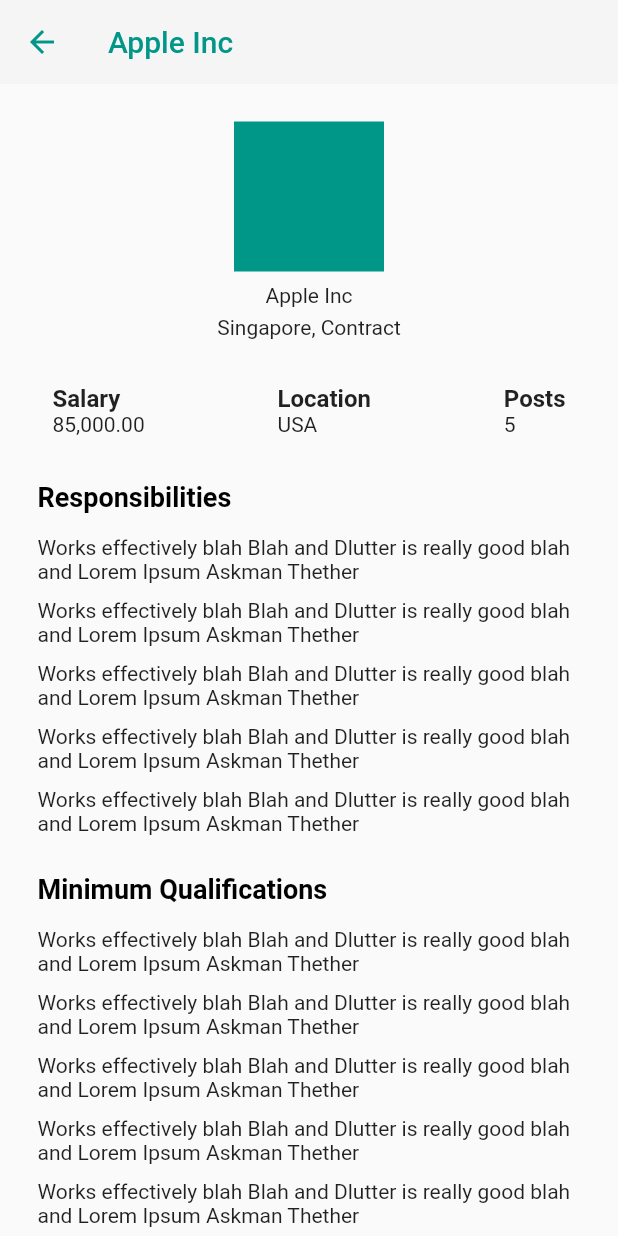
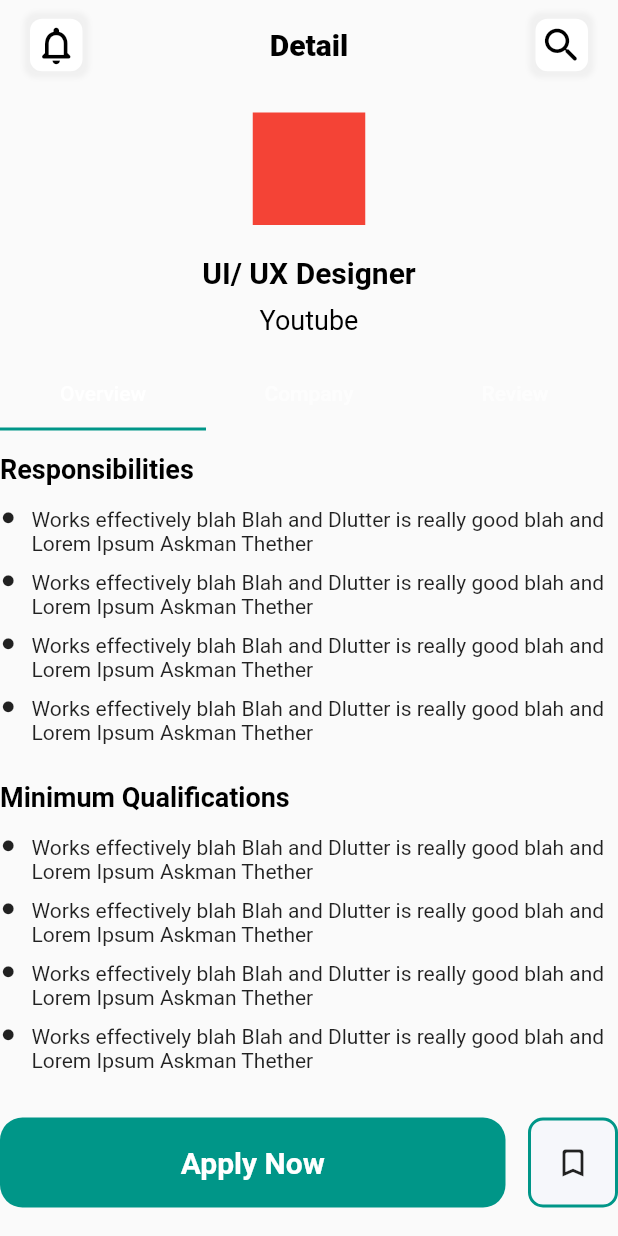
Before and after one commit to thetooaung07/job-portal, a Flutter app: the JobDetailsPage screen opened by its route, on a phone screen of 412 x 824 dp. Run offline on Flutter 3.47's test engine with Material 2 defaults, Android fonts, the phone set to English and light mode, and no system bars; our stand-ins replace flutter_svg, get.

Commit message:
job_details_page

```diff
--- a/lib/TODO.txt
+++ b/lib/TODO.txt
@@ -0,0 +1 @@
+Main Page > Top Company Card Shadow Radius blur etc.
--- /dev/null
+++ b/lib/binding/searchpage_binding.dart
@@ -0,0 +1,10 @@
+import 'package:get/get.dart';
+import 'package:job_portal/controller/search_title_controller.dart';
+
+class SearchPageBinding extends Bindings {
+  @override
+  void dependencies() {
+    // TODO: implement dependencies
+    Get.lazyPut(() => SearchTitleController());
+  }
+}
--- a/lib/constants.dart
+++ b/lib/constants.dart
@@ -36,7 +36,12 @@ const BoxShadow kCardShadow = BoxShadow(
   offset: Offset(2, 1),
   spreadRadius: 2,
 );
-
+const BoxShadow kIconShadow = BoxShadow(
+  color: Color.fromARGB(19, 122, 122, 122),
+  blurRadius: 2,
+  offset: Offset(0, 0),
+  spreadRadius: 4,
+);
 // TODO: Change font size initialize for error removing
 
 const Color kSilverColor = Color(0xFFF6F7FB);
--- a/lib/main.dart
+++ b/lib/main.dart
@@ -56,6 +56,7 @@ class HomePage extends StatelessWidget {
                           style: kLogoTextStyle,
                         ),
                         CustomIconButton(
+                          onTap: (() => Get.toNamed(RouteNames.search)),
                           child: Icon(
                             Icons.search_rounded,
                             size: 30,
@@ -85,19 +86,26 @@ class HomePage extends StatelessWidget {
 class CustomIconButton extends StatelessWidget {
   final Widget child;
   final Color btnBgColor;
+  final void Function()? onTap;
   const CustomIconButton(
-      {Key? key, required this.child, this.btnBgColor = btnBgColorWhite})
+      {Key? key,
+      required this.child,
+      this.onTap,
+      this.btnBgColor = btnBgColorWhite})
       : super(key: key);
 
   @override
   Widget build(BuildContext context) {
-    return Container(
-        height: 35,
-        width: 35,
-        decoration: BoxDecoration(
-          borderRadius: BorderRadius.circular(8),
-          color: btnBgColor,
-        ),
-        child: child);
+    return GestureDetector(
+      onTap: onTap ?? null,
+      child: Container(
+          height: 35,
+          width: 35,
+          decoration: BoxDecoration(
+              borderRadius: BorderRadius.circular(8),
+              color: btnBgColor,
+              boxShadow: [kIconShadow]),
+          child: child),
+    );
   }
 }
--- a/lib/view/job_details_page.dart
+++ b/lib/view/job_details_page.dart
@@ -1,6 +1,8 @@
 import 'package:flutter/material.dart';
 import 'package:get/get.dart';
 import 'package:job_portal/constants.dart';
+import 'package:job_portal/main.dart';
+import 'package:job_portal/widgets/my_app_bar.dart';
 
 class JobDetailsPage extends StatelessWidget {
   const JobDetailsPage({Key? key}) : super(key: key);
@@ -10,24 +12,45 @@ class JobDetailsPage extends StatelessWidget {
   @override
   Widget build(BuildContext context) {
     return Scaffold(
-      appBar: AppBar(
-        title: Text("Apple Inc"),
-        backgroundColor: themeBgColor,
-        foregroundColor: Colors.teal,
-        elevation: 0,
-      ),
-      body: SizedBox(
-        width: Get.width,
-        child: SingleChildScrollView(
-          child: Padding(
-            padding: EdgeInsets.symmetric(horizontal: 25),
+      body: SingleChildScrollView(
         child: Column(
           crossAxisAlignment: CrossAxisAlignment.center,
           children: [
+            // App Bar
+
+            MyAppBar(
+              child: Padding(
+                padding: const EdgeInsets.symmetric(horizontal: 20.0),
+                child: Row(
+                    mainAxisAlignment: MainAxisAlignment.spaceBetween,
+                    children: [
+                      CustomIconButton(
+                        onTap: () {},
+                        child: Icon(
+                          Icons.notifications_none_rounded,
+                          size: 30,
+                          color: Colors.black,
+                        ),
+                      ),
+                      Text(
+                        "Detail",
+                        style: kLogoTextStyle,
+                      ),
+                      CustomIconButton(
+                        child: Icon(
+                          Icons.search_rounded,
+                          size: 30,
+                          color: Colors.black,
+                        ),
+                      ),
+                    ]),
+              ),
+            ),
+
             // Company Logo
             CompanyLogo(),
             // 3 Column Row
-                AboutJob(),
+            JobTab(),
             //Responsibilites
             Responsibilities(),
             // Qualifications
@@ -64,8 +87,7 @@ class JobDetailsPage extends StatelessWidget {
                         decoration: BoxDecoration(
                             color: kSilverColor,
                             borderRadius: BorderRadius.circular(10),
-                                border:
-                                    Border.all(color: Colors.teal, width: 2)),
+                            border: Border.all(color: Colors.teal, width: 2)),
                         child: Icon(Icons.bookmark_border_rounded)),
                   ),
                 ],
@@ -74,54 +96,34 @@ class JobDetailsPage extends StatelessWidget {
           ],
         ),
       ),
-        ),
-      ),
     );
   }
 }
 
-class AboutJob extends StatelessWidget {
-  const AboutJob({Key? key}) : super(key: key);
+class JobTab extends StatefulWidget {
+  const JobTab({Key? key}) : super(key: key);
 
   @override
+  State<JobTab> createState() => _JobTabState();
+}
+
+class _JobTabState extends State<JobTab> with SingleTickerProviderStateMixin {
+  @override
   Widget build(BuildContext context) {
-    return Padding(
-      padding: const EdgeInsets.symmetric(vertical: 15.0, horizontal: 10),
-      child: Row(
-        mainAxisAlignment: MainAxisAlignment.spaceBetween,
-        children: [
-          Column(
-            crossAxisAlignment: CrossAxisAlignment.start,
-            children: [
-              Text(
-                "Salary",
-                style: TextStyle(fontSize: 16, fontWeight: FontWeight.w600),
+    TabController _tabController = TabController(length: 3, vsync: this);
+
+    return Container(
+      child: TabBar(controller: _tabController, tabs: [
+        Tab(
+          text: "Overview",
         ),
-              Text("85,000.00")
-            ],
+        Tab(
+          text: "Company",
         ),
-          Column(
-            crossAxisAlignment: CrossAxisAlignment.start,
-            children: [
-              Text(
-                "Location",
-                style: TextStyle(fontSize: 16, fontWeight: FontWeight.w600),
+        Tab(
+          text: "Review",
         ),
-              Text("USA")
-            ],
-          ),
-          Column(
-            crossAxisAlignment: CrossAxisAlignment.start,
-            children: [
-              Text(
-                "Posts",
-                style: TextStyle(fontSize: 16, fontWeight: FontWeight.w600),
-              ),
-              Text("5")
-            ],
-          ),
-        ],
-      ),
+      ]),
     );
   }
 }
@@ -136,19 +138,22 @@ class CompanyLogo extends StatelessWidget {
       child: Column(
         children: [
           Container(
-            margin: EdgeInsets.only(top: 10),
             alignment: Alignment.center,
-            width: 100,
-            height: 100,
-            decoration: BoxDecoration(color: Colors.teal),
+            width: 75,
+            height: 75,
+            decoration: BoxDecoration(color: Colors.red),
           ),
           Padding(
-            padding: const EdgeInsets.only(top: 8.0, bottom: 5),
+            padding: const EdgeInsets.only(top: 20.0, bottom: 10),
             child: Text(
-              "Apple Inc",
+              "UI/ UX Designer",
+              style: kHeaderTextStyle,
             ),
           ),
-          Text("Singapore, Contract"),
+          Text(
+            "Youtube",
+            style: kCaptionTextStyle,
+          ),
         ],
       ),
     );
@@ -170,31 +175,10 @@ class Responsibilities extends StatelessWidget {
             style: kLabelTextStyle,
           ),
         ),
-        Padding(
-          padding: const EdgeInsets.only(bottom: 10.0),
-          child: Text(
-              "Works effectively blah Blah and Dlutter is really good blah and Lorem Ipsum Askman Thether "),
-        ),
-        Padding(
-          padding: const EdgeInsets.only(bottom: 10.0),
-          child: Text(
-              "Works effectively blah Blah and Dlutter is really good blah and Lorem Ipsum Askman Thether "),
-        ),
-        Padding(
-          padding: const EdgeInsets.only(bottom: 10.0),
-          child: Text(
-              "Works effectively blah Blah and Dlutter is really good blah and Lorem Ipsum Askman Thether "),
-        ),
-        Padding(
-          padding: const EdgeInsets.only(bottom: 10.0),
-          child: Text(
-              "Works effectively blah Blah and Dlutter is really good blah and Lorem Ipsum Askman Thether "),
-        ),
-        Padding(
-          padding: const EdgeInsets.only(bottom: 10.0),
-          child: Text(
-              "Works effectively blah Blah and Dlutter is really good blah and Lorem Ipsum Askman Thether "),
-        ),
+        BulletText(),
+        BulletText(),
+        BulletText(),
+        BulletText(),
       ],
     );
   }
@@ -215,32 +199,41 @@ class Qualifications extends StatelessWidget {
             style: kLabelTextStyle,
           ),
         ),
+        BulletText(),
+        BulletText(),
+        BulletText(),
+        BulletText(),
+      ],
+    );
+  }
+}
+
+class BulletText extends StatelessWidget {
+  const BulletText({Key? key}) : super(key: key);
+
+  @override
+  Widget build(BuildContext context) {
+    return Padding(
+      padding: const EdgeInsets.only(bottom: 10.0),
+      child: Row(
+        crossAxisAlignment: CrossAxisAlignment.start,
+        children: [
           Padding(
-          padding: const EdgeInsets.only(bottom: 10.0),
-          child: Text(
-              "Works effectively blah Blah and Dlutter is really good blah and Lorem Ipsum Askman Thether "),
+            padding: const EdgeInsets.only(top: 1.5),
+            child: Icon(
+              Icons.fiber_manual_record_rounded,
+              size: 11,
             ),
-        Padding(
-          padding: const EdgeInsets.only(bottom: 10.0),
-          child: Text(
-              "Works effectively blah Blah and Dlutter is really good blah and Lorem Ipsum Askman Thether "),
           ),
-        Padding(
-          padding: const EdgeInsets.only(bottom: 10.0),
-          child: Text(
-              "Works effectively blah Blah and Dlutter is really good blah and Lorem Ipsum Askman Thether "),
+          SizedBox(
+            width: 10,
           ),
-        Padding(
-          padding: const EdgeInsets.only(bottom: 10.0),
-          child: Text(
-              "Works effectively blah Blah and Dlutter is really good blah and Lorem Ipsum Askman Thether "),
-        ),
-        Padding(
-          padding: const EdgeInsets.only(bottom: 10.0),
+          Expanded(
             child: Text(
                 "Works effectively blah Blah and Dlutter is really good blah and Lorem Ipsum Askman Thether "),
           ),
         ],
+      ),
     );
   }
 }
--- a/lib/widgets/job-post-card-hr.dart
+++ b/lib/widgets/job-post-card-hr.dart
@@ -9,7 +9,9 @@ class JobPostCardHr extends StatelessWidget {
 
   @override
   Widget build(BuildContext context) {
-    return Container(
+    return GestureDetector(
+      onTap: () => Get.toNamed(RouteNames.jobDetails),
+      child: Container(
           margin: EdgeInsets.symmetric(
             horizontal: 10,
           ),
@@ -66,7 +68,8 @@ class JobPostCardHr extends StatelessWidget {
               ),
               CustomTextButton(),
             ],
-        ));
+          )),
+    );
   }
 }
 
--- a/lib/widgets/job-post-card-vt.dart
+++ b/lib/widgets/job-post-card-vt.dart
@@ -1,13 +1,16 @@
 import 'package:flutter/material.dart';
 import 'package:get/get.dart';
 import 'package:job_portal/constants.dart';
+import 'package:job_portal/routes/routes.dart';
 
 class JobPostCardVt extends StatelessWidget {
   const JobPostCardVt({Key? key}) : super(key: key);
 
   @override
   Widget build(BuildContext context) {
-    return Container(
+    return GestureDetector(
+      onTap: () => Get.toNamed(RouteNames.jobDetails),
+      child: Container(
         padding: EdgeInsets.fromLTRB(15, 10, 15, 5),
         margin: EdgeInsets.only(
             left: kSpacingUnit * 1.5,
@@ -86,6 +89,7 @@ class JobPostCardVt extends StatelessWidget {
             ),
           ],
         ),
+      ),
     );
   }
 }
```
Lines whose indentation alone changed are shown as unchanged.
